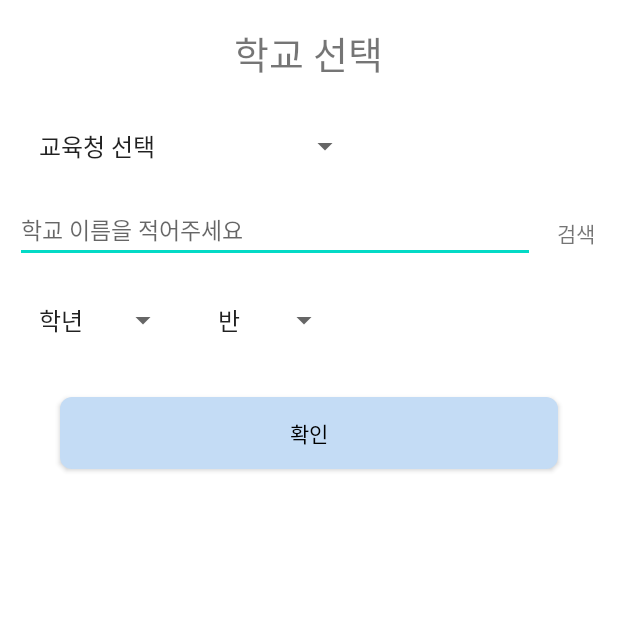
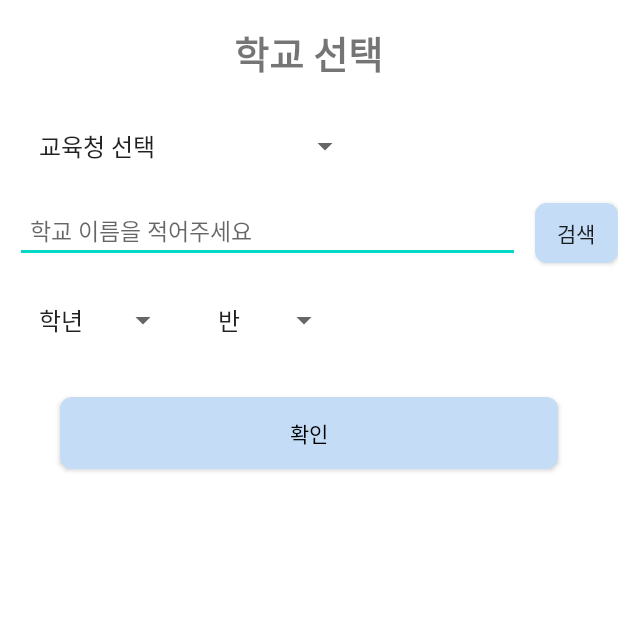
Before and after one commit to Taron8530/timetable, an Android app: the screen it shows after launch (LoginActivity), on a phone screen of 412 x 824 dp, the top half of it. Run offline under Robolectric (Android 15) with nearby library versions, the phone set to English and light mode, and no system bars; Roboto replaces fonts that are not available here.

```diff
--- a/app/src/main/res/color/menu_selector.xml
+++ b/app/src/main/res/color/menu_selector.xml
@@ -1,6 +1,6 @@
 <?xml version="1.0" encoding="utf-8"?>
 <selector xmlns:android="http://schemas.android.com/apk/res/android">
-    <item android:color="#F39DA7" android:state_checked="true" />
+    <item android:color="#5EC0ED" android:state_checked="true" />
     <item android:color="#000000" android:state_checked="false" />
 
 </selector>
--- a/app/src/main/res/layout/activity_login.xml
+++ b/app/src/main/res/layout/activity_login.xml
@@ -12,6 +12,7 @@
         android:layout_height="wrap_content"
         android:layout_marginTop="16dp"
         android:textSize="25dp"
+        android:textStyle="bold"
 
         android:text="학교 선택"
         app:layout_constraintEnd_toEndOf="parent"
@@ -24,7 +25,9 @@
         android:layout_width="match_parent"
         android:layout_height="40dp"
         android:layout_marginTop="15dp"
+        android:padding="10dp"
         android:textSize="15dp"
+        android:layout_marginEnd="10dp"
         android:hint="학교 이름을 적어주세요"
         android:lines="1"
         android:singleLine="true"
@@ -36,7 +39,8 @@
         app:layout_constraintStart_toStartOf="parent"
         app:layout_constraintTop_toBottomOf="@+id/school_office_code" />
 
-    <TextView
+    <androidx.appcompat.widget.AppCompatButton
+        android:background="@drawable/login_btn"
         android:id="@+id/search_button"
         android:layout_width="55dp"
         android:layout_height="40dp"
@@ -67,7 +71,7 @@
         app:layout_constraintStart_toEndOf="@+id/school_department"
         app:layout_constraintTop_toBottomOf="@+id/school_name" />
 
-    <Spinner
+    <androidx.appcompat.widget.AppCompatSpinner
         android:id="@+id/school_office_code"
         android:layout_width="wrap_content"
         android:layout_height="45dp"
```
Also changed, not shown: app/src/main/res/drawable/spinner_btn.xml (added, +20 -0 lines).
